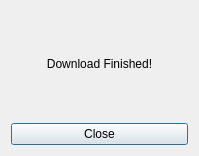
This is src/main/python/UI/dialogs/success/success.ui in mthnglac/YoutuPy as Qt 5 draws it before an edit. The edited form follows.
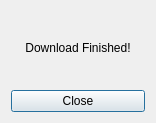
This is the edited form.

What changed in the file:
```diff
--- a/src/main/python/UI/dialogs/success/success.ui
+++ b/src/main/python/UI/dialogs/success/success.ui
@@ -6,8 +6,8 @@
    <rect>
     <x>0</x>
     <y>0</y>
-    <width>199</width>
-    <height>156</height>
+    <width>156</width>
+    <height>123</height>
    </rect>
   </property>
   <property name="windowTitle">
```
